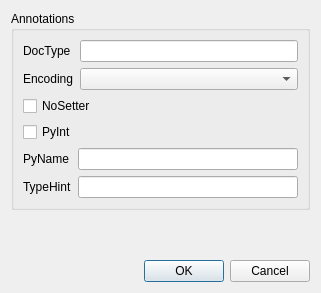
Old version of the form metasip/api_editor/Designer/VariablePropertiesBase.ui in the repository Python-SIP/metasip.
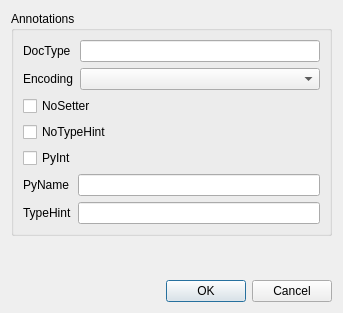
New version of the form.

Commit message: Added support for the /NoTypeHint/ annotations. Renamed %ModuleTypeHintCode to %TypeHintCode. Released as v1.16.

What changed in the file:
```diff
--- a/metasip/api_editor/Designer/VariablePropertiesBase.ui
+++ b/metasip/api_editor/Designer/VariablePropertiesBase.ui
@@ -6,8 +6,8 @@
    <rect>
     <x>0</x>
     <y>0</y>
-    <width>321</width>
-    <height>293</height>
+    <width>343</width>
+    <height>313</height>
    </rect>
   </property>
   <property name="windowTitle">
@@ -51,6 +51,13 @@
         </property>
        </widget>
       </item>
+      <item>
+       <widget class="QCheckBox" name="noTypeHintCb">
+        <property name="text">
+         <string>NoTypeHint</string>
+        </property>
+       </widget>
+      </item>
       <item>
        <widget class="QCheckBox" name="pyIntCb">
         <property name="text">
```
Left out of the diff: 1 changed line with no effect on the pictures. The commit also changes 16 other files.
